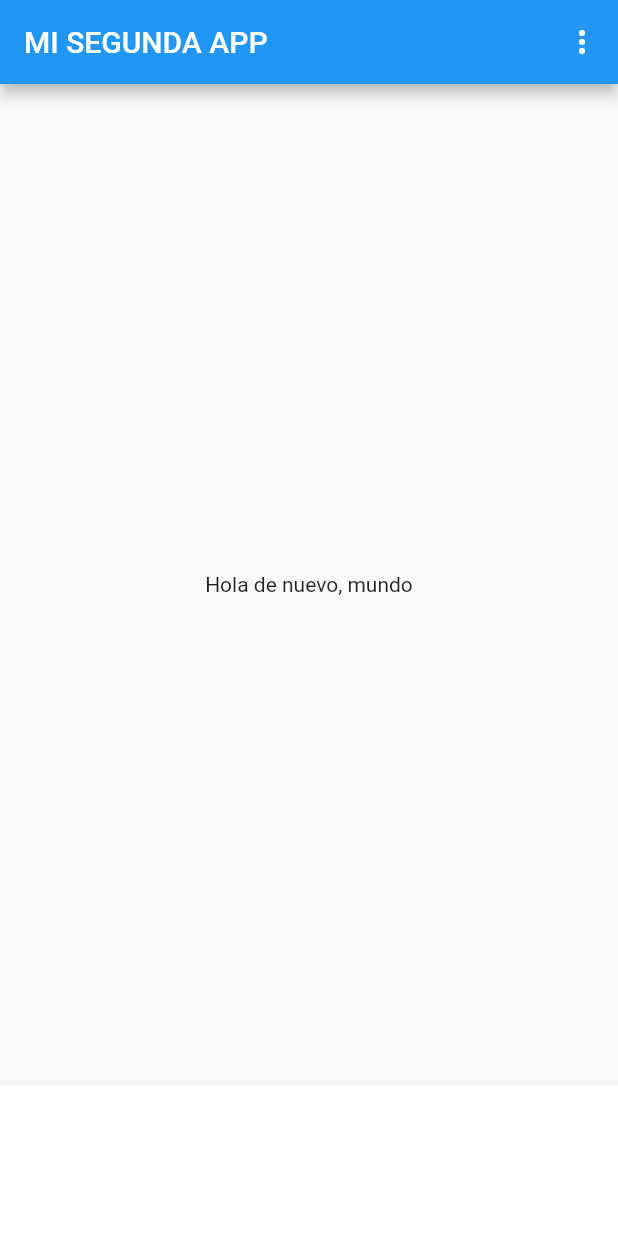
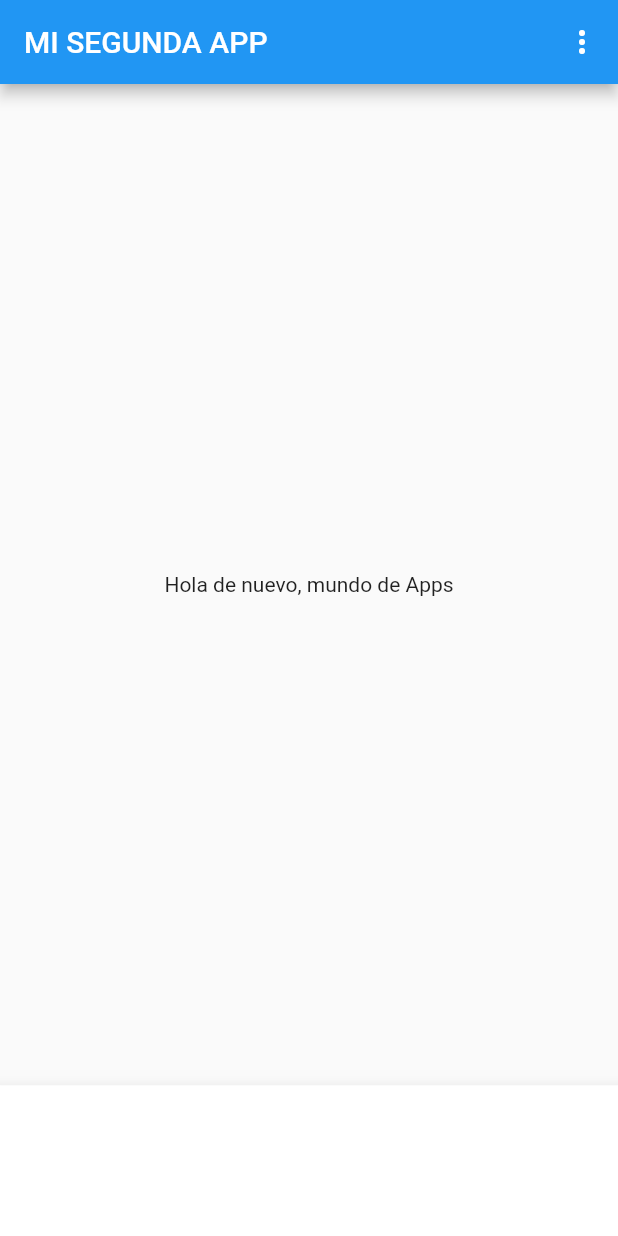
Before and after one commit to SantiagoTituania/my_app_flutter_2, a Flutter app: the screen it shows after launch, on a phone screen of 412 x 824 dp. Run offline on Flutter 3.47's test engine with Material 2 defaults, Android fonts, the phone set to English and light mode, and no system bars.

```diff
--- a/lib/screens/home_screen.dart
+++ b/lib/screens/home_screen.dart
@@ -42,7 +42,7 @@ class HomeScreen extends StatelessWidget{
 
   ],
         ),
-        body: const Center(child: Text("Hola de nuevo, mundo"),),
+        body: const Center(child: Text("Hola de nuevo, mundo de Apps"),),
         bottomNavigationBar: BottomAppBar(
           shape: const CircularNotchedRectangle(),
           child: Container(height: 100.5),
```
Also changed, not shown: 1 other file.
